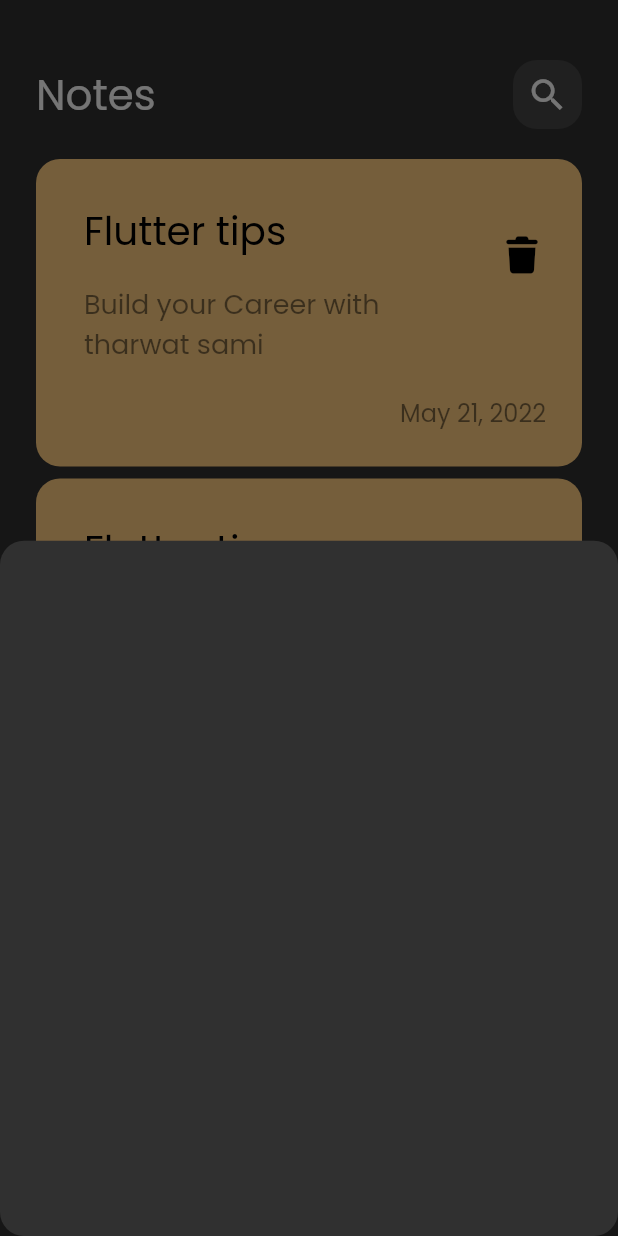
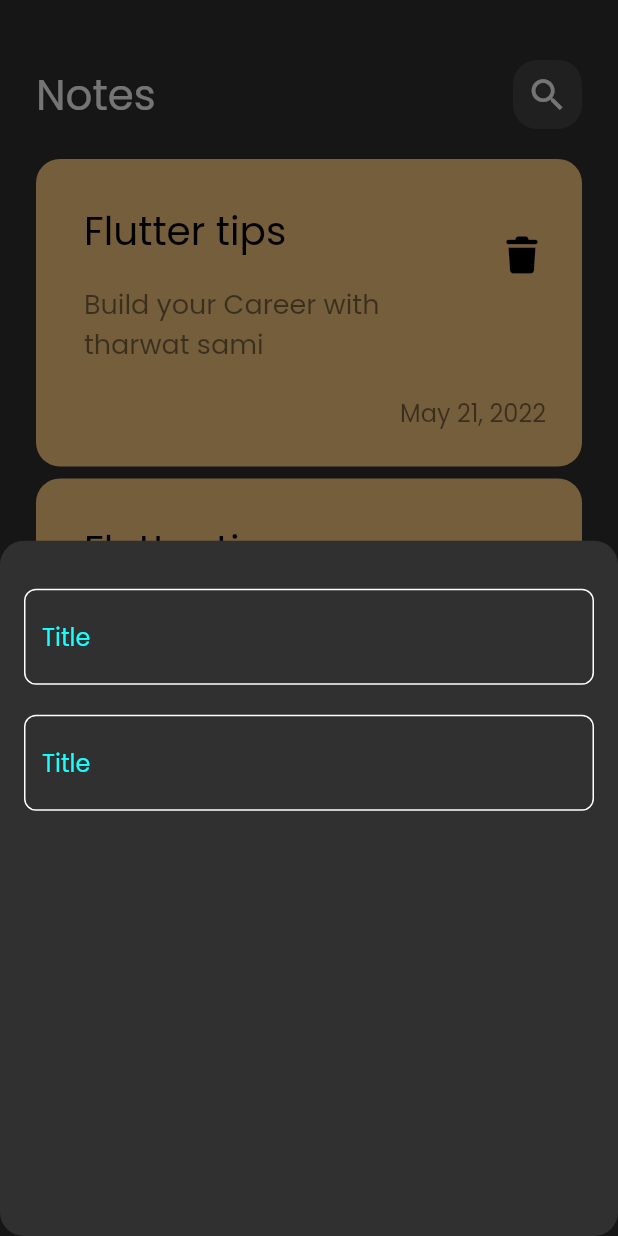
Before and after one commit to FarahSa1/notes_app, a Flutter app: the screen it shows after launch, after a tap on the "add" icon, on a phone screen of 412 x 824 dp. Run offline on Flutter 3.47's test engine with Material 3 defaults, Android fonts, the phone set to English and light mode, and no system bars; our stand-ins replace font_awesome_flutter.

Commit message:
create custom text field

```diff
--- /dev/null
+++ b/lib/constants.dart
@@ -0,0 +1,3 @@
+import 'package:flutter/material.dart';
+
+const Color kPrimaryColor = Colors.cyanAccent;
--- a/lib/widgets/add_note_bottom_sheet.dart
+++ b/lib/widgets/add_note_bottom_sheet.dart
@@ -1,12 +1,21 @@
 import 'package:flutter/material.dart';
+import 'package:notes_app/widgets/custom_text_field.dart';
 
 class AddNoteBottomSheet extends StatelessWidget {
   const AddNoteBottomSheet({super.key});
 
   @override
   Widget build(BuildContext context) {
-    return Container(
-
+    return Padding(
+      padding: const EdgeInsets.symmetric(horizontal: 16.0),
+      child: Column(
+        children: [
+          SizedBox(height: 32,),
+          CustomTextField(),
+          SizedBox(height: 20,),
+          CustomTextField()
+        ],
+      ),
     );
   }
 }
--- /dev/null
+++ b/lib/widgets/custom_text_field.dart
@@ -0,0 +1,28 @@
+import 'package:flutter/material.dart';
+import 'package:notes_app/constants.dart';
+
+class CustomTextField extends StatelessWidget {
+  const CustomTextField({super.key});
+
+  @override
+  Widget build(BuildContext context) {
+    return TextField(
+      cursorColor: kPrimaryColor,
+      decoration: InputDecoration(
+        hintText: 'Title',
+        hintStyle: TextStyle(color: kPrimaryColor),
+        enabledBorder:buildBorder(),
+        focusedBorder: buildBorder(kPrimaryColor)
+      ),
+    );
+  }
+
+  OutlineInputBorder buildBorder([color]) {
+    return OutlineInputBorder(
+        borderRadius: BorderRadius.circular(8),
+        borderSide: BorderSide(
+          color: color ?? Colors.white
+        ),
+      );
+  }
+}
```
